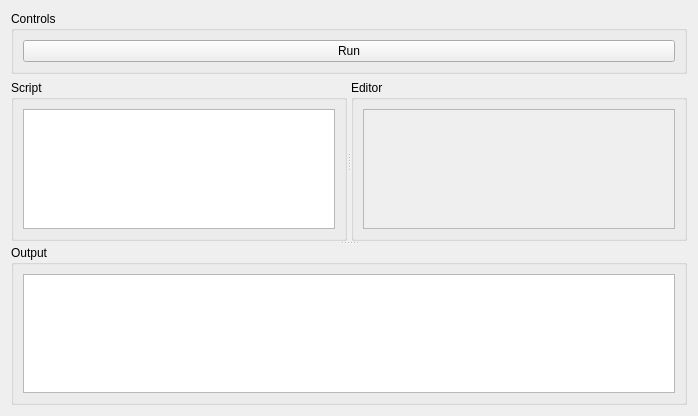
Above: ui/ScriptIDE.ui from aaronlam1004/getman before the change. Below: the same form after it.
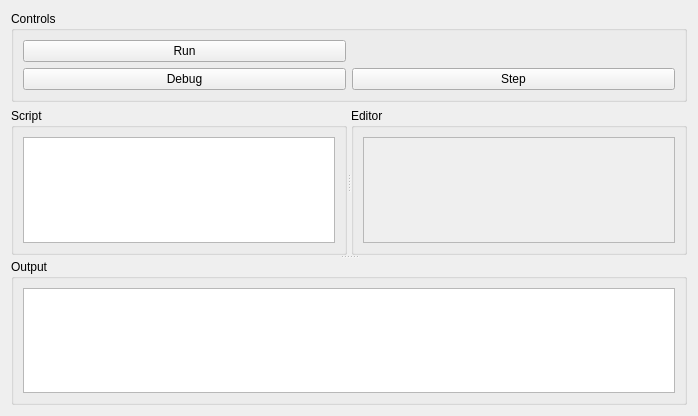
That is the form after the change.

```diff
--- a/ui/ScriptIDE.ui
+++ b/ui/ScriptIDE.ui
@@ -27,11 +27,29 @@
      </property>
      <layout class="QHBoxLayout" name="horizontalLayout">
       <item>
+       <layout class="QGridLayout" name="gridLayout">
+        <item row="1" column="0">
        <widget class="QPushButton" name="pb_run_script">
         <property name="text">
          <string>Run</string>
         </property>
        </widget>
+        </item>
+        <item row="2" column="0">
+         <widget class="QPushButton" name="pb_debug_script">
+          <property name="text">
+           <string>Debug</string>
+          </property>
+         </widget>
+        </item>
+        <item row="2" column="1">
+         <widget class="QPushButton" name="pb_step_script">
+          <property name="text">
+           <string>Step</string>
+          </property>
+         </widget>
+        </item>
+       </layout>
       </item>
      </layout>
     </widget>
```
Lines whose indentation alone changed are shown as unchanged.
